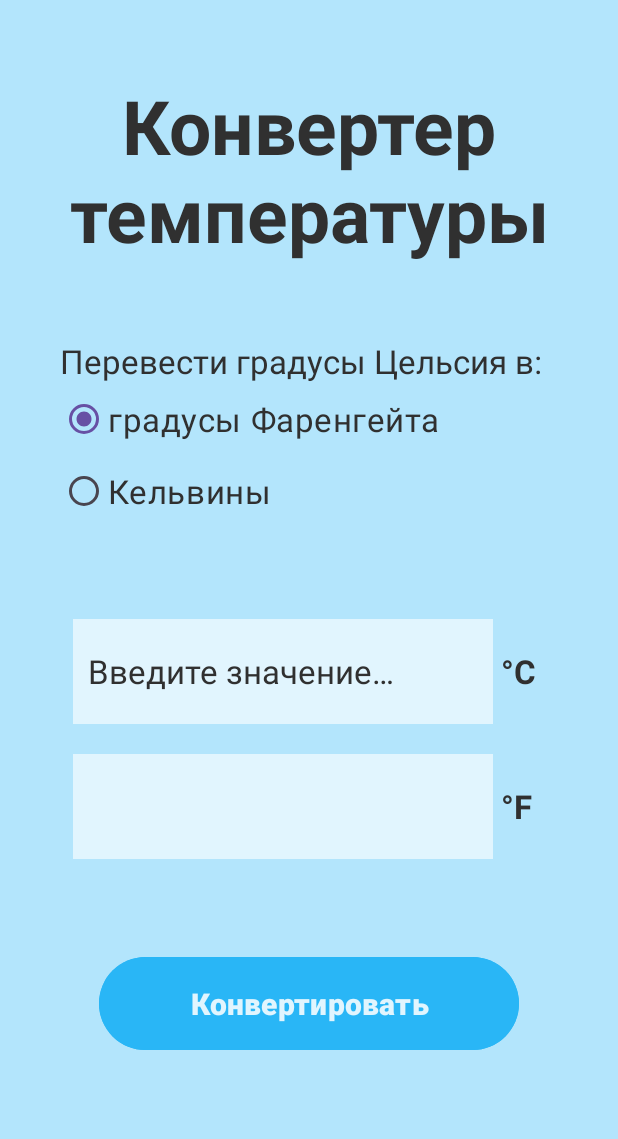
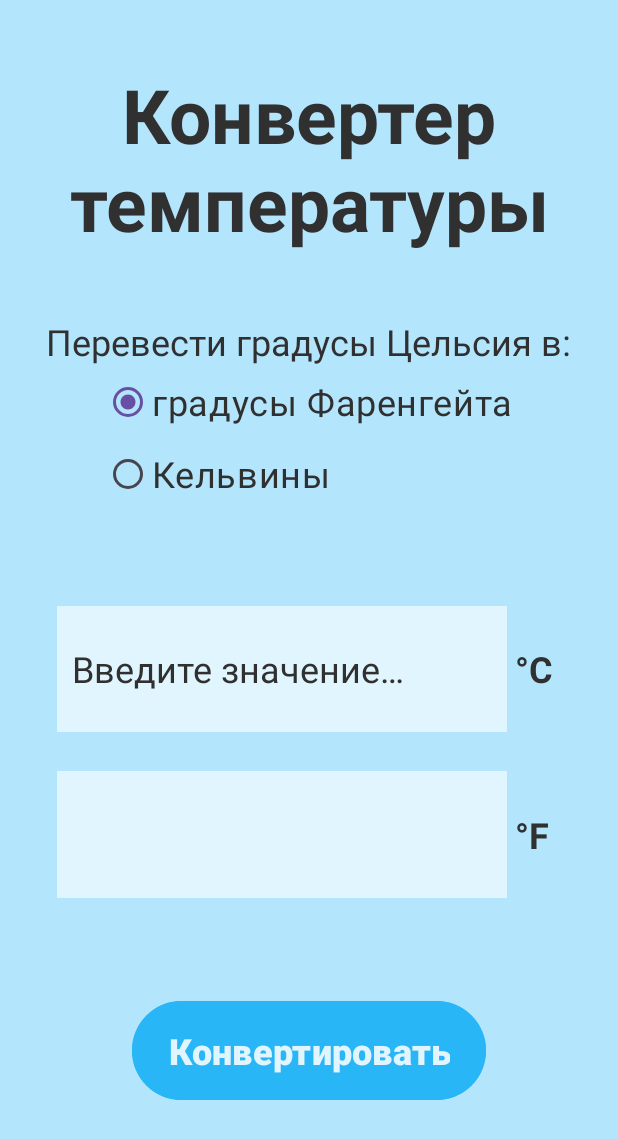
Before and after one commit to ilyak111/converter, an Android app: the screen it shows after launch (MainActivity), on a phone screen of 412 x 824 dp. Shown: the top 1139 px of the screen. Run offline under Robolectric (Android 15) with nearby library versions, the phone set to English and light mode, and no system bars.

Commit message:
Changed markup

```diff
--- a/app/src/main/res/layout/activity_main.xml
+++ b/app/src/main/res/layout/activity_main.xml
@@ -7,79 +7,90 @@
     android:background="@color/bg_color"
     tools:context=".MainActivity">
 
+    <LinearLayout
+        android:layout_width="match_parent"
+        android:layout_height="match_parent"
+        android:gravity="center_horizontal"
+        android:orientation="vertical"
+        android:visibility="visible"
+        app:layout_constraintStart_toStartOf="parent"
+        app:layout_constraintTop_toTopOf="parent">
+
+        <Space
+            android:layout_width="match_parent"
+            android:layout_height="wrap_content"
+            android:layout_weight="2" />
+
         <TextView
             android:id="@+id/textView_app_title"
             android:layout_width="wrap_content"
             android:layout_height="wrap_content"
-        android:layout_marginTop="@dimen/textView_app_title_top_constraint"
-        android:fontFamily="sans-serif"
             android:text="@string/textView_app_title_text"
             android:textAlignment="center"
             android:textColor="@color/textView_app_title_textColor"
             android:textSize="@dimen/textView_app_title_textSize"
-        android:textStyle="bold"
-        app:layout_constraintEnd_toEndOf="parent"
-        app:layout_constraintStart_toStartOf="parent"
-        app:layout_constraintTop_toTopOf="parent" />
+            android:textStyle="bold" />
+
+        <Space
+            android:layout_width="match_parent"
+            android:layout_height="wrap_content"
+            android:layout_weight="2" />
 
         <TextView
             android:id="@+id/textView_suggestion"
             android:layout_width="wrap_content"
             android:layout_height="wrap_content"
-        android:layout_marginStart="@dimen/textView_suggestion_left_constraint"
-        android:layout_marginTop="@dimen/textView_suggestion_top_constraint"
             android:text="@string/textView_suggestion_text"
             android:textColor="@color/textView_suggestion_textColor"
-        android:textSize="@dimen/textView_suggestion_textSize"
-        app:layout_constraintStart_toStartOf="parent"
-        app:layout_constraintTop_toBottomOf="@+id/textView_app_title" />
+            android:textSize="@dimen/textView_suggestion_textSize" />
 
         <RadioGroup
             android:id="@+id/radioGroup_user_choice"
             android:layout_width="wrap_content"
             android:layout_height="wrap_content"
-        android:layout_marginStart="@dimen/radioGroup_user_choice_left_constraint"
-        android:layout_marginTop="@dimen/radioGroup_user_choice_top_constraint"
-        android:checkedButton="@id/radioButton_fahrenheit"
-        android:orientation="vertical"
-        app:layout_constraintStart_toStartOf="parent"
-        app:layout_constraintTop_toBottomOf="@+id/textView_suggestion">
+            android:checkedButton="@id/radioButton_fahrenheit">
 
             <RadioButton
                 android:id="@+id/radioButton_fahrenheit"
-            android:layout_width="match_parent"
+                android:layout_width="wrap_content"
                 android:layout_height="wrap_content"
+                android:buttonTint="@color/radioGroup_user_choice_elements_buttonTint"
                 android:text="@string/radioButton_fahrenheit_text"
                 android:textColor="@color/radioGroup_user_choice_elements_textColor"
                 android:textSize="@dimen/radioGroup_user_choice_elements_textSize" />
 
             <RadioButton
                 android:id="@+id/radioButton_kelvin"
-            android:layout_width="match_parent"
+                android:layout_width="wrap_content"
                 android:layout_height="wrap_content"
+                android:buttonTint="@color/radioGroup_user_choice_elements_buttonTint"
                 android:text="@string/radioButton_kelvin_text"
                 android:textColor="@color/radioGroup_user_choice_elements_textColor"
                 android:textSize="@dimen/radioGroup_user_choice_elements_textSize" />
         </RadioGroup>
 
+        <Space
+            android:layout_width="match_parent"
+            android:layout_height="wrap_content"
+            android:layout_weight="3" />
+
         <TableLayout
             android:id="@+id/tableLayout_text_fields"
-        android:layout_width="wrap_content"
+            android:layout_width="match_parent"
             android:layout_height="wrap_content"
-        app:layout_constraintBottom_toTopOf="@+id/button_evaluate"
-        app:layout_constraintEnd_toEndOf="parent"
-        app:layout_constraintStart_toStartOf="parent"
-        app:layout_constraintTop_toBottomOf="@+id/radioGroup_user_choice">
+            android:layout_weight="6">
 
             <TableRow
                 android:id="@+id/tableRow_user_input"
                 android:layout_width="wrap_content"
-            android:layout_height="wrap_content">
+                android:layout_height="wrap_content"
+                android:layout_weight="2"
+                android:gravity="center_horizontal">
 
                 <EditText
                     android:id="@+id/editText_user_input"
                     android:layout_width="@dimen/editText_user_input_width"
-                android:layout_height="@dimen/tableLayout_text_fields_rows_elements_height"
+                    android:layout_height="match_parent"
                     android:background="@color/editText_user_input_background"
                     android:ems="10"
                     android:gravity="center_vertical"
@@ -94,11 +105,10 @@
                 <TextView
                     android:id="@+id/textView_input_units"
                     android:layout_width="@dimen/textView_input_units_width"
-                android:layout_height="@dimen/tableLayout_text_fields_rows_elements_height"
+                    android:layout_height="match_parent"
                     android:layout_marginStart="@dimen/textView_input_units_layout_marginStart"
-                android:gravity="start|center_vertical"
+                    android:gravity="center_vertical"
                     android:text="@string/textView_input_units_text"
-                android:textAlignment="gravity"
                     android:textColor="@color/textView_input_units_textColor"
                     android:textSize="@dimen/textView_input_units_textSize"
                     android:textStyle="bold" />
@@ -106,30 +116,41 @@
             </TableRow>
 
             <TableRow
+                android:layout_width="match_parent"
+                android:layout_height="match_parent"
+                android:layout_weight="1"
+                android:gravity="center_horizontal">
+
+                <Space
+                    android:layout_width="match_parent"
+                    android:layout_height="match_parent" />
+            </TableRow>
+
+            <TableRow
                 android:id="@+id/tableRow_output"
                 android:layout_width="wrap_content"
                 android:layout_height="wrap_content"
-            android:layout_marginTop="@dimen/tableRow_output_layout_marginTop">
+                android:layout_weight="2"
+                android:gravity="center_horizontal">
 
                 <TextView
                     android:id="@+id/textView_output"
                     android:layout_width="@dimen/textView_output_width"
-                android:layout_height="@dimen/tableLayout_text_fields_rows_elements_height"
+                    android:layout_height="match_parent"
                     android:background="@color/textView_output_background"
                     android:gravity="center_vertical"
-                android:paddingStart="@dimen/textView_output_layout_paddingStart"
-                android:paddingEnd="@dimen/textView_output_layout_paddingEnd"
+                    android:paddingStart="@dimen/textView_output_paddingStart"
+                    android:paddingEnd="@dimen/textView_output_paddingEnd"
                     android:textColor="@color/textView_output_textColor"
                     android:textSize="@dimen/textView_output_textSize" />
 
                 <TextView
                     android:id="@+id/textView_output_units"
                     android:layout_width="@dimen/textView_output_units_width"
-                android:layout_height="@dimen/tableLayout_text_fields_rows_elements_height"
+                    android:layout_height="match_parent"
                     android:layout_marginStart="@dimen/textView_output_units_layout_marginStart"
-                android:gravity="start|center_vertical"
+                    android:gravity="center_vertical"
                     android:text="@string/textView_output_units_if_fahrenheit_text"
-                android:textAlignment="gravity"
                     android:textColor="@color/textView_output_units_textColor"
                     android:textSize="@dimen/textView_output_units_textSize"
                     android:textStyle="bold" />
@@ -137,18 +158,27 @@
             </TableRow>
         </TableLayout>
 
+        <Space
+            android:layout_width="match_parent"
+            android:layout_height="wrap_content"
+            android:layout_weight="3" />
+
         <Button
             android:id="@+id/button_evaluate"
-        android:layout_width="@dimen/button_evaluate_width"
-        android:layout_height="@dimen/button_evaluate_height"
-        android:layout_marginBottom="@dimen/button_evaluate_bottom_constraint"
+            android:layout_width="wrap_content"
+            android:layout_height="wrap_content"
+            android:layout_weight="1"
             android:backgroundTint="@color/button_evaluate_backgroundTint"
             android:text="@string/button_evaluate_text"
             android:textColor="@color/button_evaluate_textColor"
             android:textSize="@dimen/button_evaluate_textSize"
-        android:textStyle="bold"
-        app:layout_constraintBottom_toBottomOf="parent"
-        app:layout_constraintEnd_toEndOf="parent"
-        app:layout_constraintStart_toStartOf="parent" />
+            android:textStyle="bold" />
+
+        <Space
+            android:layout_width="match_parent"
+            android:layout_height="wrap_content"
+            android:layout_weight="4" />
+
+    </LinearLayout>
 
 </androidx.constraintlayout.widget.ConstraintLayout>
--- a/app/src/main/res/values/dimens.xml
+++ b/app/src/main/res/values/dimens.xml
@@ -1,42 +1,29 @@
 <?xml version="1.0" encoding="utf-8"?>
 
 <resources>
-    <dimen name="textView_app_title_top_constraint">50dp</dimen>
     <dimen name="textView_app_title_textSize">50sp</dimen>
 
-    <dimen name="textView_suggestion_top_constraint">50dp</dimen>
-    <dimen name="textView_suggestion_left_constraint">40dp</dimen>
-    <dimen name="textView_suggestion_textSize">22sp</dimen>
+    <dimen name="textView_suggestion_textSize">24sp</dimen>
 
-    <dimen name="radioGroup_user_choice_top_constraint">0dp</dimen>
-    <dimen name="radioGroup_user_choice_left_constraint">40dp</dimen>
+    <dimen name="radioGroup_user_choice_elements_textSize">24sp</dimen>
 
-    <dimen name="radioGroup_user_choice_elements_textSize">22sp</dimen>
-
-    <dimen name="tableLayout_text_fields_rows_elements_height">70dp</dimen>
-
-    <dimen name="editText_user_input_width">280dp</dimen>
-    <dimen name="editText_user_input_textSize">22sp</dimen>
+    <dimen name="editText_user_input_width">300dp</dimen>
+    <dimen name="editText_user_input_textSize">24sp</dimen>
     <dimen name="editText_user_input_paddingStart">10dp</dimen>
     <dimen name="editText_user_input_paddingEnd">10dp</dimen>
 
     <dimen name="textView_input_units_width">30dp</dimen>
-    <dimen name="textView_input_units_textSize">22sp</dimen>
+    <dimen name="textView_input_units_textSize">24sp</dimen>
     <dimen name="textView_input_units_layout_marginStart">5dp</dimen>
 
-    <dimen name="tableRow_output_layout_marginTop">20dp</dimen>
-
-    <dimen name="textView_output_width">280dp</dimen>
+    <dimen name="textView_output_width">300dp</dimen>
     <dimen name="textView_output_textSize">22sp</dimen>
-    <dimen name="textView_output_layout_paddingStart">10dp</dimen>
-    <dimen name="textView_output_layout_paddingEnd">10dp</dimen>
+    <dimen name="textView_output_paddingStart">10dp</dimen>
+    <dimen name="textView_output_paddingEnd">10dp</dimen>
 
     <dimen name="textView_output_units_width">30dp</dimen>
-    <dimen name="textView_output_units_textSize">22sp</dimen>
+    <dimen name="textView_output_units_textSize">24sp</dimen>
     <dimen name="textView_output_units_layout_marginStart">5dp</dimen>
 
-    <dimen name="button_evaluate_bottom_constraint">120dp</dimen>
-    <dimen name="button_evaluate_width">280dp</dimen>
-    <dimen name="button_evaluate_height">70dp</dimen>
-    <dimen name="button_evaluate_textSize">20sp</dimen>
+    <dimen name="button_evaluate_textSize">24sp</dimen>
 </resources>
--- a/app/src/main/res/values/strings.xml
+++ b/app/src/main/res/values/strings.xml
@@ -1,5 +1,5 @@
 <resources>
-    <string name="app_name">Converter</string>
+    <string name="app_name">Конвертер</string>
 
     <string name="textView_app_title_text">Конвертер температуры</string>
 
```
Lines whose indentation alone changed are shown as unchanged.
